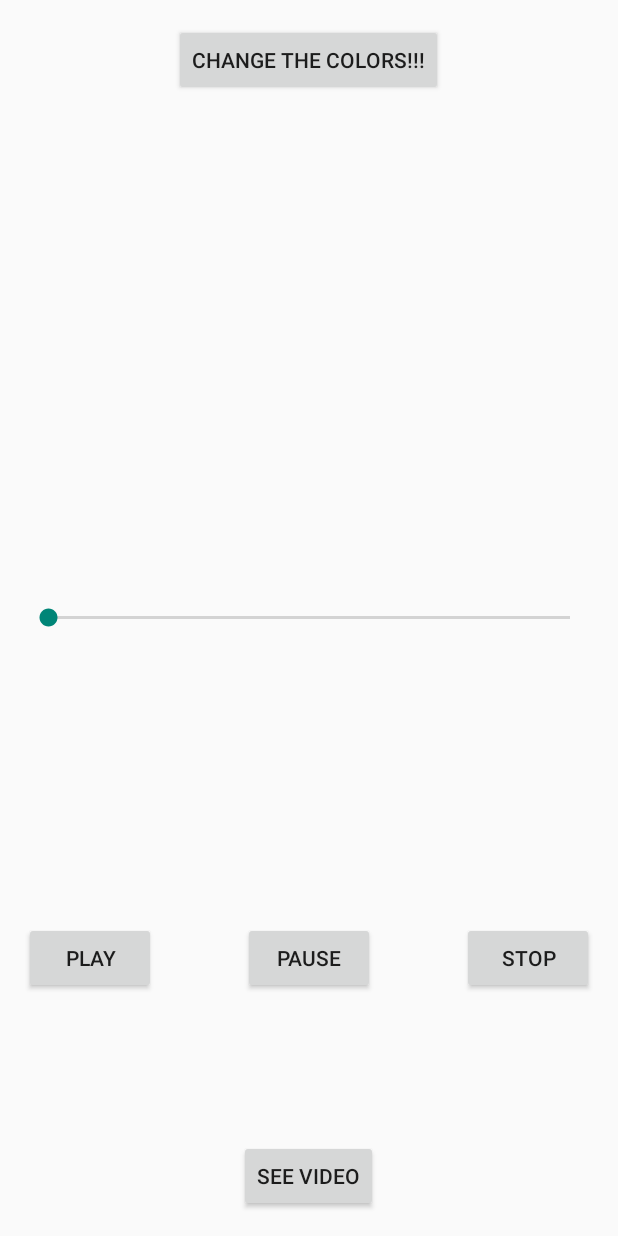
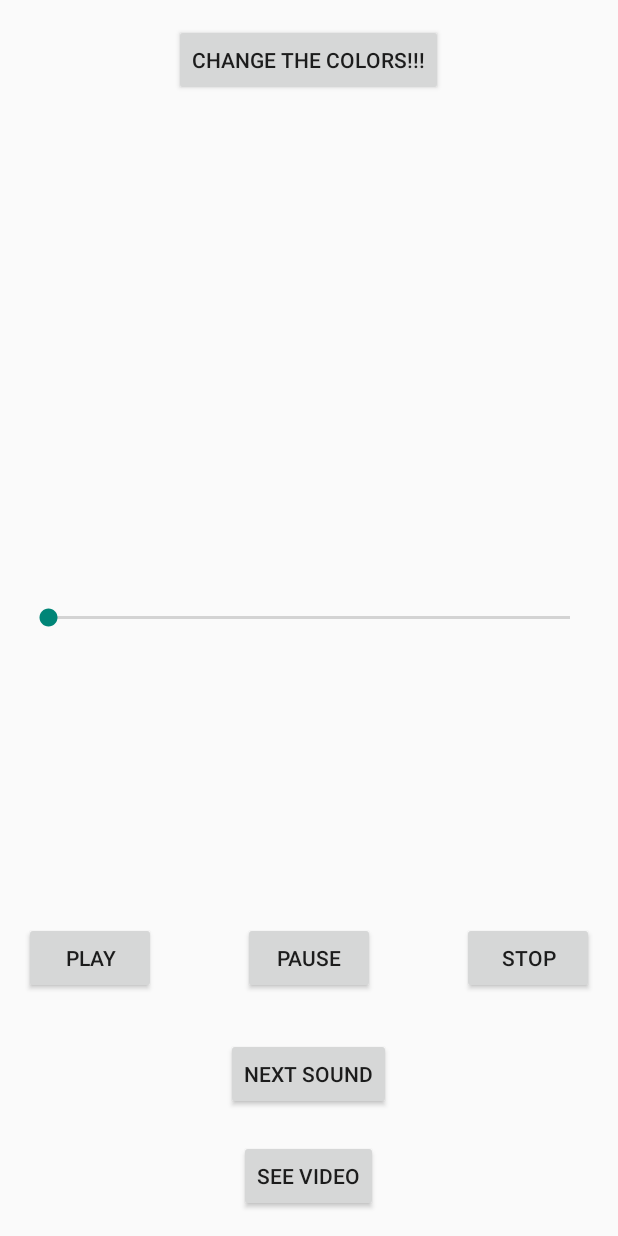
Before and after one commit to meanmonkey662/SoundMediaProject, an Android app: the screen it shows after launch (SoundActivity), on a phone screen of 412 x 824 dp. Run offline under Robolectric (Android 15) with nearby library versions, the light colour scheme and no system bars.

Commit message:
Added another song and background image

```diff
--- a/app/src/main/java/ctec/soundmedia/controller/SoundActivity.java
+++ b/app/src/main/java/ctec/soundmedia/controller/SoundActivity.java
@@ -17,6 +17,7 @@ public class SoundActivity extends Activity implements Runnable
 {
     private Button startButton;
     private Button stopButton;
+    private Button nextButton;
     private Button pauseButton;
     private Button videoPlayer;
     private Button videoButton;
@@ -36,6 +37,7 @@ public class SoundActivity extends Activity implements Runnable
         startButton = (Button) findViewById(R.id.playButton);
         pauseButton = (Button) findViewById(R.id.pauseButton);
         stopButton = (Button) findViewById(R.id.stopButton);
+        nextButton = (Button) findViewById(R.id.nextButton);
         soundSeekBar = (SeekBar) findViewById(R.id.soundSeekBar);
         videoButton = (Button) findViewById(R.id.videoButton);
         soundPlayer = MediaPlayer.create(this.getBaseContext(), R.raw.music);
@@ -104,6 +106,18 @@ public class SoundActivity extends Activity implements Runnable
                 soundPlayer.stop();
                 soundPlayer = MediaPlayer.create(getBaseContext(), R.raw.music);
             }
+        });
+
+        nextButton.setOnClickListener(new View.OnClickListener()
+        {
+            @Override
+            public void onClick(View v)
+            {
+                soundPlayer.stop();
+                appbackground.setBackgroundResource(R.drawable.nyan);
+                soundPlayer = MediaPlayer.create(getBaseContext(), R.raw.cat);
+            }
+
         });
 
         videoButton.setOnClickListener(new View.OnClickListener()
@@ -188,4 +202,5 @@ public class SoundActivity extends Activity implements Runnable
             soundSeekBar.setProgress(currentPosition);
         }
     }
+
 }
--- a/app/src/main/res/layout/activity_sound.xml
+++ b/app/src/main/res/layout/activity_sound.xml
@@ -62,4 +62,13 @@
         android:id="@+id/colorButton"
         android:layout_alignParentTop="true"
         android:layout_centerHorizontal="true"/>
+
+    <Button
+        android:layout_width="wrap_content"
+        android:layout_height="wrap_content"
+        android:text="Next Sound"
+        android:id="@+id/nextButton"
+        android:layout_below="@+id/pauseButton"
+        android:layout_centerHorizontal="true"
+        android:layout_marginTop="29dp"/>
 </RelativeLayout>
```
Also changed, not shown: app/src/main/res/drawable/nyan.jpeg (added), 1 other file.
